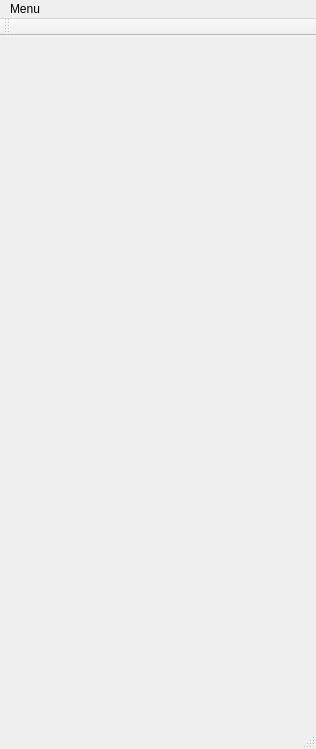
The window that cuACS/mainwindow.ui (husseinkhlawey/NullPointerException) describes before a commit, drawn with Qt 5.
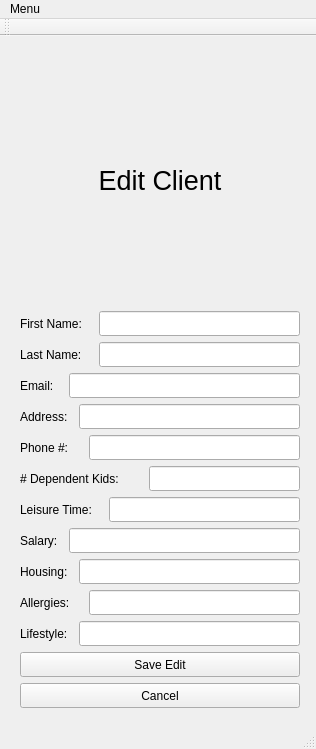
The same window after the commit. The open tabs and pages were chosen to show the change.

Patch:
```diff
--- a/cuACS/mainwindow.ui
+++ b/cuACS/mainwindow.ui
@@ -14,7 +14,7 @@
    <string>MainWindow</string>
   </property>
   <widget class="QWidget" name="centralWidget">
-   <layout class="QVBoxLayout" name="verticalLayout_12">
+   <layout class="QVBoxLayout" name="verticalLayout_3">
     <item>
      <widget class="QStackedWidget" name="stackedWidget">
       <property name="currentIndex">
@@ -72,7 +72,7 @@
        </layout>
       </widget>
       <widget class="QWidget" name="page_3">
-       <layout class="QVBoxLayout" name="verticalLayout_3">
+       <layout class="QVBoxLayout" name="verticalLayout_12">
         <item>
          <widget class="QLabel" name="label_3">
           <property name="font">
@@ -1140,7 +1140,406 @@
         </property>
        </widget>
       </widget>
-      <widget class="QWidget" name="page_6"/>
+      <widget class="QWidget" name="page_6">
+       <widget class="QLabel" name="label_31">
+        <property name="geometry">
+         <rect>
+          <x>9</x>
+          <y>9</y>
+          <width>280</width>
+          <height>249</height>
+         </rect>
+        </property>
+        <property name="font">
+         <font>
+          <pointsize>20</pointsize>
+         </font>
+        </property>
+        <property name="text">
+         <string>Edit Client</string>
+        </property>
+        <property name="alignment">
+         <set>Qt::AlignCenter</set>
+        </property>
+       </widget>
+       <widget class="QLineEdit" name="lineEdit_49">
+        <property name="geometry">
+         <rect>
+          <x>88</x>
+          <y>264</y>
+          <width>201</width>
+          <height>25</height>
+         </rect>
+        </property>
+        <property name="text">
+         <string/>
+        </property>
+       </widget>
+       <widget class="QLineEdit" name="lineEdit_53">
+        <property name="geometry">
+         <rect>
+          <x>68</x>
+          <y>512</y>
+          <width>221</width>
+          <height>25</height>
+         </rect>
+        </property>
+        <property name="text">
+         <string/>
+        </property>
+       </widget>
+       <widget class="QLineEdit" name="lineEdit_54">
+        <property name="geometry">
+         <rect>
+          <x>58</x>
+          <y>481</y>
+          <width>231</width>
+          <height>25</height>
+         </rect>
+        </property>
+        <property name="text">
+         <string/>
+        </property>
+       </widget>
+       <widget class="QLineEdit" name="lineEdit_56">
+        <property name="geometry">
+         <rect>
+          <x>78</x>
+          <y>543</y>
+          <width>211</width>
+          <height>25</height>
+         </rect>
+        </property>
+        <property name="text">
+         <string/>
+        </property>
+       </widget>
+       <widget class="QPushButton" name="pushButton_25">
+        <property name="geometry">
+         <rect>
+          <x>9</x>
+          <y>636</y>
+          <width>280</width>
+          <height>25</height>
+         </rect>
+        </property>
+        <property name="text">
+         <string>Cancel</string>
+        </property>
+       </widget>
+       <widget class="QLineEdit" name="lineEdit_58">
+        <property name="geometry">
+         <rect>
+          <x>88</x>
+          <y>295</y>
+          <width>201</width>
+          <height>25</height>
+         </rect>
+        </property>
+        <property name="text">
+         <string/>
+        </property>
+       </widget>
+       <widget class="QLineEdit" name="lineEdit_52">
+        <property name="geometry">
+         <rect>
+          <x>78</x>
+          <y>388</y>
+          <width>211</width>
+          <height>25</height>
+         </rect>
+        </property>
+        <property name="text">
+         <string/>
+        </property>
+       </widget>
+       <widget class="QLineEdit" name="lineEdit_48">
+        <property name="geometry">
+         <rect>
+          <x>68</x>
+          <y>357</y>
+          <width>221</width>
+          <height>25</height>
+         </rect>
+        </property>
+        <property name="text">
+         <string/>
+        </property>
+       </widget>
+       <widget class="QLineEdit" name="lineEdit_51">
+        <property name="geometry">
+         <rect>
+          <x>138</x>
+          <y>419</y>
+          <width>151</width>
+          <height>25</height>
+         </rect>
+        </property>
+        <property name="text">
+         <string/>
+        </property>
+       </widget>
+       <widget class="QLineEdit" name="lineEdit_55">
+        <property name="geometry">
+         <rect>
+          <x>98</x>
+          <y>450</y>
+          <width>191</width>
+          <height>25</height>
+         </rect>
+        </property>
+        <property name="text">
+         <string/>
+        </property>
+       </widget>
+       <widget class="QLineEdit" name="lineEdit_50">
+        <property name="geometry">
+         <rect>
+          <x>68</x>
+          <y>574</y>
+          <width>221</width>
+          <height>25</height>
+         </rect>
+        </property>
+        <property name="text">
+         <string/>
+        </property>
+       </widget>
+       <widget class="QPushButton" name="pushButton_24">
+        <property name="geometry">
+         <rect>
+          <x>9</x>
+          <y>605</y>
+          <width>280</width>
+          <height>25</height>
+         </rect>
+        </property>
+        <property name="text">
+         <string>Save Edit</string>
+        </property>
+       </widget>
+       <widget class="QLineEdit" name="lineEdit_57">
+        <property name="geometry">
+         <rect>
+          <x>58</x>
+          <y>326</y>
+          <width>231</width>
+          <height>25</height>
+         </rect>
+        </property>
+        <property name="text">
+         <string/>
+        </property>
+       </widget>
+       <widget class="QLabel" name="label_32">
+        <property name="geometry">
+         <rect>
+          <x>9</x>
+          <y>264</y>
+          <width>81</width>
+          <height>25</height>
+         </rect>
+        </property>
+        <property name="text">
+         <string>First Name:</string>
+        </property>
+       </widget>
+       <widget class="QLabel" name="label_33">
+        <property name="geometry">
+         <rect>
+          <x>9</x>
+          <y>295</y>
+          <width>81</width>
+          <height>25</height>
+         </rect>
+        </property>
+        <property name="text">
+         <string>Last Name:</string>
+        </property>
+       </widget>
+       <widget class="QLabel" name="label_34">
+        <property name="geometry">
+         <rect>
+          <x>9</x>
+          <y>326</y>
+          <width>41</width>
+          <height>25</height>
+         </rect>
+        </property>
+        <property name="text">
+         <string>Email:</string>
+        </property>
+       </widget>
+       <widget class="QLabel" name="label_35">
+        <property name="geometry">
+         <rect>
+          <x>9</x>
+          <y>357</y>
+          <width>61</width>
+          <height>25</height>
+         </rect>
+        </property>
+        <property name="text">
+         <string>Address:</string>
+        </property>
+       </widget>
+       <widget class="QLabel" name="label_36">
+        <property name="geometry">
+         <rect>
+          <x>9</x>
+          <y>388</y>
+          <width>61</width>
+          <height>25</height>
+         </rect>
+        </property>
+        <property name="text">
+         <string>Phone #:</string>
+        </property>
+       </widget>
+       <widget class="QLabel" name="label_37">
+        <property name="geometry">
+         <rect>
+          <x>9</x>
+          <y>419</y>
+          <width>121</width>
+          <height>25</height>
+         </rect>
+        </property>
+        <property name="text">
+         <string># Dependent Kids:</string>
+        </property>
+       </widget>
+       <widget class="QLabel" name="label_38">
+        <property name="geometry">
+         <rect>
+          <x>9</x>
+          <y>450</y>
+          <width>91</width>
+          <height>25</height>
+         </rect>
+        </property>
+        <property name="text">
+         <string>Leisure Time:</string>
+        </property>
+       </widget>
+       <widget class="QLabel" name="label_39">
+        <property name="geometry">
+         <rect>
+          <x>9</x>
+          <y>481</y>
+          <width>51</width>
+          <height>25</height>
+         </rect>
+        </property>
+        <property name="text">
+         <string>Salary:</string>
+        </property>
+       </widget>
+       <widget class="QLabel" name="label_40">
+        <property name="geometry">
+         <rect>
+          <x>9</x>
+          <y>512</y>
+          <width>61</width>
+          <height>25</height>
+         </rect>
+        </property>
+        <property name="text">
+         <string>Housing:</string>
+        </property>
+       </widget>
+       <widget class="QLabel" name="label_41">
+        <property name="geometry">
+         <rect>
+          <x>9</x>
+          <y>543</y>
+          <width>61</width>
+          <height>25</height>
+         </rect>
+        </property>
+        <property name="text">
+         <string>Allergies:</string>
+        </property>
+       </widget>
+       <widget class="QLabel" name="label_42">
+        <property name="geometry">
+         <rect>
+          <x>9</x>
+          <y>574</y>
+          <width>61</width>
+          <height>25</height>
+         </rect>
+        </property>
+        <property name="text">
+         <string>Lifestyle:</string>
+        </property>
+       </widget>
+      </widget>
+      <widget class="QWidget" name="page_7">
+       <layout class="QVBoxLayout" name="verticalLayout_13">
+        <item>
+         <widget class="QLabel" name="label_43">
+          <property name="font">
+           <font>
+            <pointsize>20</pointsize>
+           </font>
+          </property>
+          <property name="text">
+           <string>Who Are You?</string>
+          </property>
+          <property name="alignment">
+           <set>Qt::AlignCenter</set>
+          </property>
+         </widget>
+        </item>
+        <item>
+         <widget class="QListWidget" name="listWidget_6"/>
+        </item>
+        <item>
+         <widget class="QPushButton" name="pushButton_18">
+          <property name="text">
+           <string>Back</string>
+          </property>
+         </widget>
+        </item>
+       </layout>
+      </widget>
+      <widget class="QWidget" name="page_9">
+       <layout class="QVBoxLayout" name="verticalLayout_14">
+        <item>
+         <widget class="QLabel" name="label_44">
+          <property name="font">
+           <font>
+            <pointsize>20</pointsize>
+           </font>
+          </property>
+          <property name="text">
+           <string>Is This You?</string>
+          </property>
+          <property name="alignment">
+           <set>Qt::AlignCenter</set>
+          </property>
+         </widget>
+        </item>
+        <item>
+         <widget class="QListWidget" name="listWidget_7"/>
+        </item>
+        <item>
+         <widget class="QPushButton" name="pushButton_8">
+          <property name="text">
+           <string>Yes</string>
+          </property>
+         </widget>
+        </item>
+        <item>
+         <widget class="QPushButton" name="pushButton_10">
+          <property name="text">
+           <string>No</string>
+          </property>
+         </widget>
+        </item>
+       </layout>
+      </widget>
      </widget>
     </item>
    </layout>
```
Left out of the diff: 65 changed lines with no effect on the pictures.
